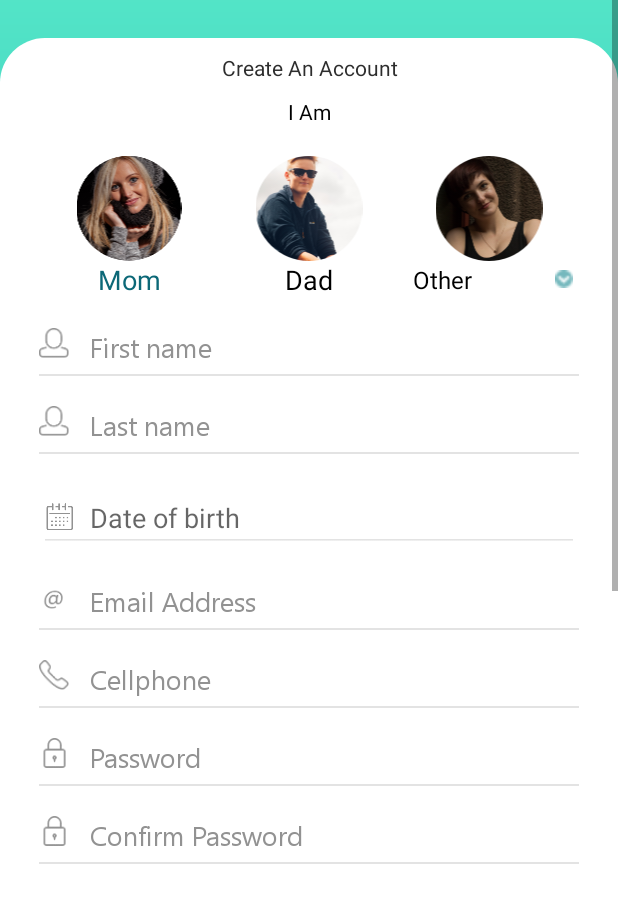
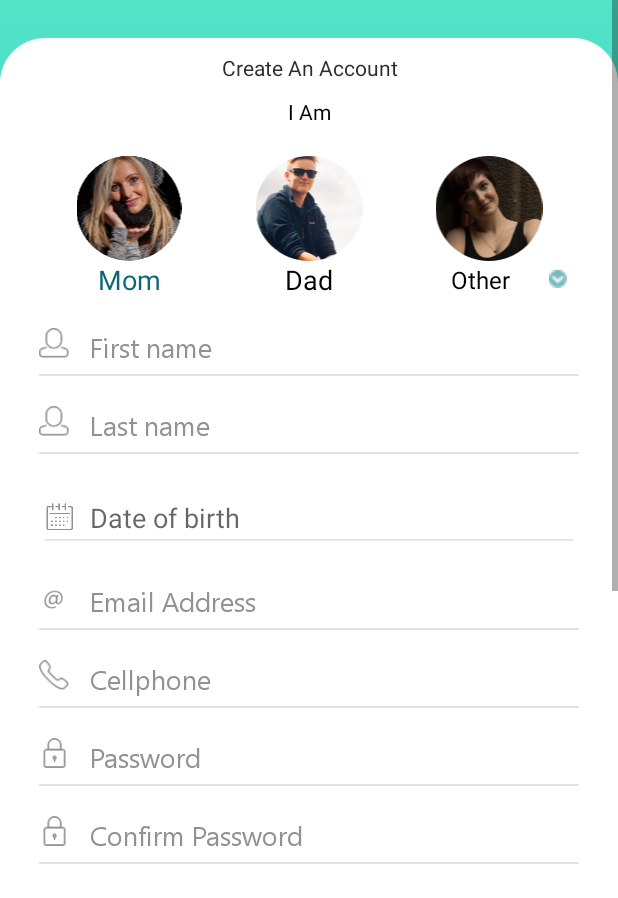
Before and after one commit to PayalArora/ParentsMeet, an Android app: the SignUpActivity screen opened directly, with no data from a screen before it, on a phone screen of 412 x 824 dp, the part 338-1236 px from its top. Run offline under Robolectric (Android 15) with nearby library versions, the phone set to English and light mode, and no system bars.

Commit message:
Worked on signup and otp screens

```diff
--- a/app/src/main/res/layout/activity_signup.xml
+++ b/app/src/main/res/layout/activity_signup.xml
@@ -122,28 +122,30 @@
                     android:textColor="@color/black"
                     android:text="@string/dad" />
 
-                <LinearLayout
+                <RelativeLayout
                     android:layout_width="0dp"
                     android:layout_height="wrap_content"
                     android:layout_weight="1"
-                    android:orientation="horizontal"
                     android:gravity="center">
 
                     <Spinner
                         android:id="@+id/spinner_other"
-                        android:layout_width="100dp"
+                        android:layout_width="wrap_content"
                         android:layout_height="wrap_content"
-                        android:layout_gravity="left"
+                        android:layout_centerVertical="true"
+                        android:layout_toLeftOf="@+id/iv_down"
                         android:background="@android:color/transparent"
                         android:gravity="center"
                         android:text="@string/other" />
 
                     <ImageView
+                        android:id="@+id/iv_down"
                         android:layout_width="12dp"
                         android:layout_height="12dp"
-                        android:layout_gravity="center"
+                        android:layout_alignParentRight="true"
+                        android:layout_centerVertical="true"
                         android:src="@drawable/spin" />
-                </LinearLayout>
+                </RelativeLayout>
 
 
             </LinearLayout>
--- a/app/src/main/res/layout/spinner_text_view.xml
+++ b/app/src/main/res/layout/spinner_text_view.xml
@@ -4,5 +4,5 @@
     android:layout_width="match_parent"
     android:textColor="@color/black"
     android:textSize="16sp"
-    android:paddingLeft="@dimen/five_dp"
+    android:gravity="center"
     android:layout_height="wrap_content" />
```
